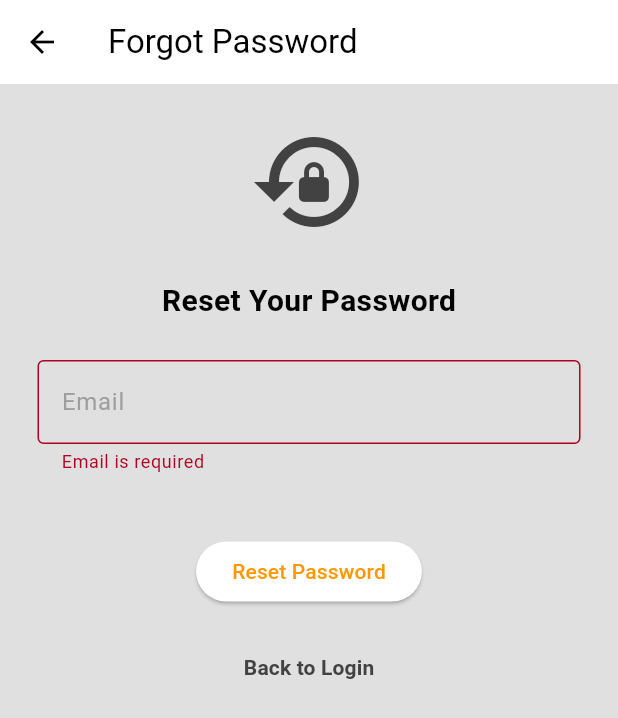
After one commit to itsvishwa/Biomark, a Flutter app: the ForgotPasswordPage screen opened directly, after a tap on "Reset Password", on a phone screen of 412 x 824 dp. The commit adds this screen. Shown: the top 718 px of the screen. Run offline on Flutter 3.47's test engine with Material 3 defaults, Android fonts, the light colour scheme and no system bars; our stand-ins replace cloud_firestore, firebase_core; accounts and stored records are empty.

Commit message:
recovery part - some changes needed but password can be changed

```diff
--- /dev/null
+++ b/lib/pages/forgot_password_page.dart
@@ -0,0 +1,156 @@
+import 'package:flutter/material.dart';
+import 'package:cloud_firestore/cloud_firestore.dart';
+import 'package:biomark/pages/recovery_page.dart';
+
+class ForgotPasswordPage extends StatefulWidget {
+  const ForgotPasswordPage({Key? key}) : super(key: key);
+
+  @override
+  _ForgotPasswordPageState createState() => _ForgotPasswordPageState();
+}
+
+class _ForgotPasswordPageState extends State<ForgotPasswordPage> {
+  final TextEditingController _emailController = TextEditingController();
+  String? _emailError;
+  bool _isLoading = false;
+
+  final RegExp _emailRegExp = RegExp(
+    r"^[a-zA-Z0-9.a-zA-Z0-9.!#$%&'*+/=?^_`{|}~-]+@[a-zA-Z0-9]+\.[a-zA-Z]+",
+  );
+
+  void _resetPassword() async {
+    setState(() {
+      _emailError = _validateEmail(_emailController.text);
+    });
+
+    if (_emailError != null) return;
+
+    setState(() {
+      _isLoading = true;
+    });
+
+    try {
+      final userQuery = await FirebaseFirestore.instance
+          .collection('users')
+          .where('account.email', isEqualTo: _emailController.text)
+          .get();
+
+      if (userQuery.docs.isNotEmpty) {
+        final userDoc = userQuery.docs.first;
+        Navigator.pushReplacement(
+          context,
+          MaterialPageRoute(
+            builder: (context) => RecoveryPage(email: userDoc['account']['email']),
+          ),
+        );
+      } else {
+        setState(() {
+          _emailError = 'Email not found in our records. Please check your email.';
+        });
+      }
+    } catch (e) {
+      print('Error checking email in Firestore: $e');
+      ScaffoldMessenger.of(context).showSnackBar(
+        const SnackBar(
+          content: Text('Failed to send reset link. Please try again later.'),
+        ),
+      );
+    } finally {
+      setState(() {
+        _isLoading = false;
+      });
+    }
+  }
+
+  String? _validateEmail(String email) {
+    if (email.isEmpty) {
+      return 'Email is required';
+    } else if (!_emailRegExp.hasMatch(email)) {
+      return 'Enter a valid email address';
+    }
+    return null;
+  }
+
+  Widget _buildTextField(String labelText, TextEditingController controller, String? errorText) {
+    return Padding(
+      padding: const EdgeInsets.only(bottom: 16.0),
+      child: Column(
+        crossAxisAlignment: CrossAxisAlignment.start,
+        children: [
+          TextField(
+            controller: controller,
+            decoration: InputDecoration(
+              labelText: labelText,
+              labelStyle: const TextStyle(color: Colors.grey),
+              border: const OutlineInputBorder(),
+              errorText: errorText,
+            ),
+          ),
+          const SizedBox(height: 5),
+        ],
+      ),
+    );
+  }
+
+  @override
+  Widget build(BuildContext context) {
+    return Scaffold(
+      resizeToAvoidBottomInset: false,
+      backgroundColor: Theme.of(context).colorScheme.background,
+      appBar: AppBar(
+        title: const Text('Forgot Password'),
+      ),
+      body: Center(
+        child: Padding(
+          padding: const EdgeInsets.all(25.0),
+          child: Column(
+            mainAxisAlignment: MainAxisAlignment.start,
+            children: [
+              Icon(
+                Icons.lock_reset,
+                size: 80,
+                color: Theme.of(context).colorScheme.inversePrimary,
+              ),
+              const SizedBox(height: 25),
+              const Text(
+                "Reset Your Password",
+                style: TextStyle(
+                  fontSize: 20,
+                  fontWeight: FontWeight.bold,
+                ),
+              ),
+              const SizedBox(height: 25),
+              _buildTextField("Email", _emailController, _emailError),
+              const SizedBox(height: 20),
+              _isLoading
+                  ? const CircularProgressIndicator()
+                  : ElevatedButton(
+                      onPressed: _resetPassword,
+                      child: const Text('Reset Password'),
+                    ),
+              const SizedBox(height: 16),
+              TextButton(
+                onPressed: () {
+                  Navigator.pop(context);
+                },
+                child: Text(
+                  "Back to Login",
+                  style: TextStyle(
+                    fontWeight: FontWeight.bold,
+                    color: Theme.of(context).colorScheme.inversePrimary,
+                  ),
+                ),
+              ),
+            ],
+          ),
+        ),
+      ),
+    );
+  }
+
+  @override
+  void dispose() {
+    _emailController.dispose();
+    super.dispose();
+  }
+}
```
Also changed, not shown: lib/pages/login_page.dart (+16 -0 lines), lib/pages/recovery_page.dart (added, +277 -0 lines).
